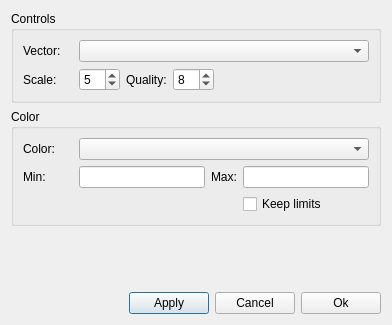
This is ElmerGUI/vtkpost/vector.ui in tehnick/elmerfem as Qt 5 draws it before an edit. The edited form follows.
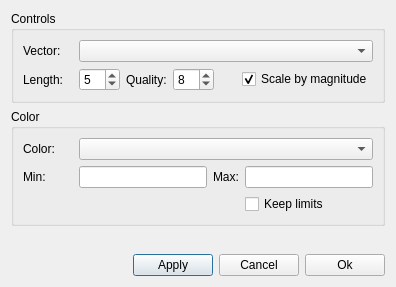
This is the edited form. Icons and pictures are not drawn.

Commit message: ElmerGUI: Added the no-scale option for vector plots in vtk widget

The edit to the form file:
```diff
--- a/ElmerGUI/vtkpost/vector.ui
+++ b/ElmerGUI/vtkpost/vector.ui
@@ -6,7 +6,7 @@
     <x>0</x>
     <y>0</y>
     <width>392</width>
-    <height>325</height>
+    <height>287</height>
    </rect>
   </property>
   <property name="windowTitle" >
@@ -62,8 +62,8 @@
        </layout>
       </item>
       <item>
-       <layout class="QGridLayout" >
-        <item row="0" column="0" >
+       <layout class="QHBoxLayout" >
+        <item>
          <widget class="QLabel" name="scaleLabel" >
           <property name="minimumSize" >
            <size>
@@ -78,11 +78,11 @@
            </size>
           </property>
           <property name="text" >
-           <string>Scale:</string>
+           <string>Length:</string>
           </property>
          </widget>
         </item>
-        <item row="0" column="1" >
+        <item>
          <widget class="QSpinBox" name="scaleSpin" >
           <property name="minimum" >
            <number>1</number>
@@ -95,14 +95,14 @@
           </property>
          </widget>
         </item>
-        <item row="0" column="3" >
+        <item>
          <widget class="QLabel" name="qualityLabel" >
           <property name="text" >
            <string>Quality:</string>
           </property>
          </widget>
         </item>
-        <item row="0" column="4" >
+        <item>
          <widget class="QSpinBox" name="qualitySpin" >
           <property name="minimum" >
            <number>2</number>
@@ -112,7 +112,7 @@
           </property>
          </widget>
         </item>
-        <item row="0" column="5" >
+        <item>
          <spacer>
           <property name="orientation" >
            <enum>Qt::Horizontal</enum>
@@ -125,6 +125,16 @@
           </property>
          </spacer>
         </item>
+        <item>
+         <widget class="QCheckBox" name="scaleByMagnitude" >
+          <property name="text" >
+           <string>Scale by magnitude</string>
+          </property>
+          <property name="checked" >
+           <bool>true</bool>
+          </property>
+         </widget>
+        </item>
        </layout>
       </item>
      </layout>
@@ -236,8 +246,8 @@
      </property>
      <property name="sizeHint" >
       <size>
-       <width>20</width>
-       <height>40</height>
+       <width>374</width>
+       <height>21</height>
       </size>
      </property>
     </spacer>
```
The commit also changes 1 other file.
